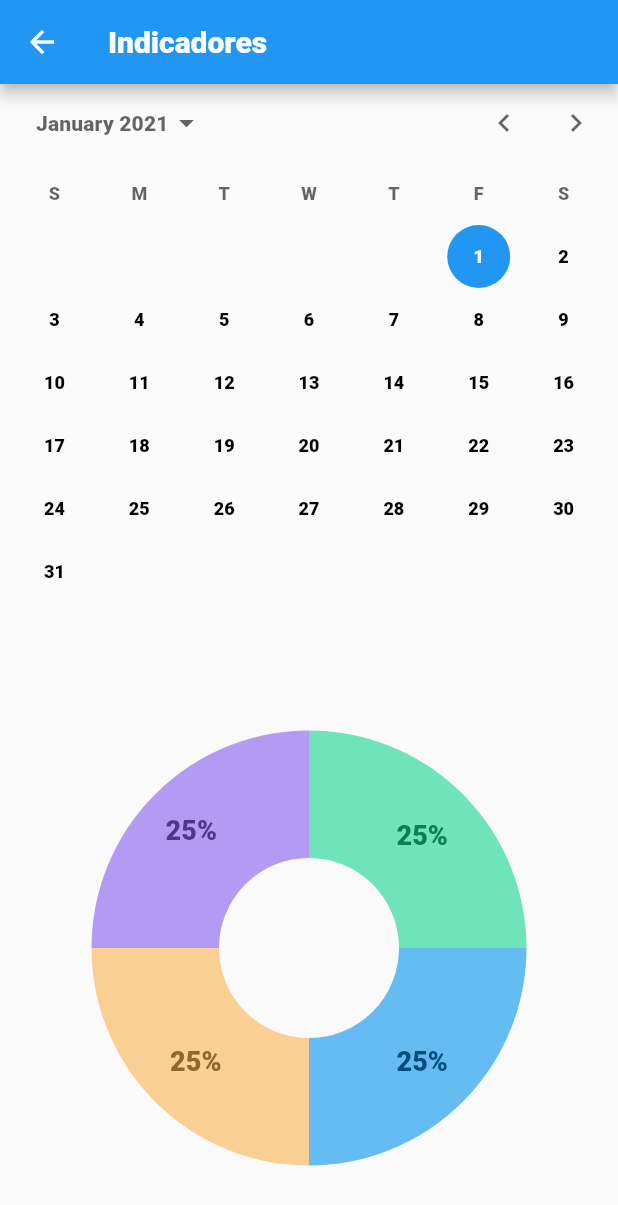
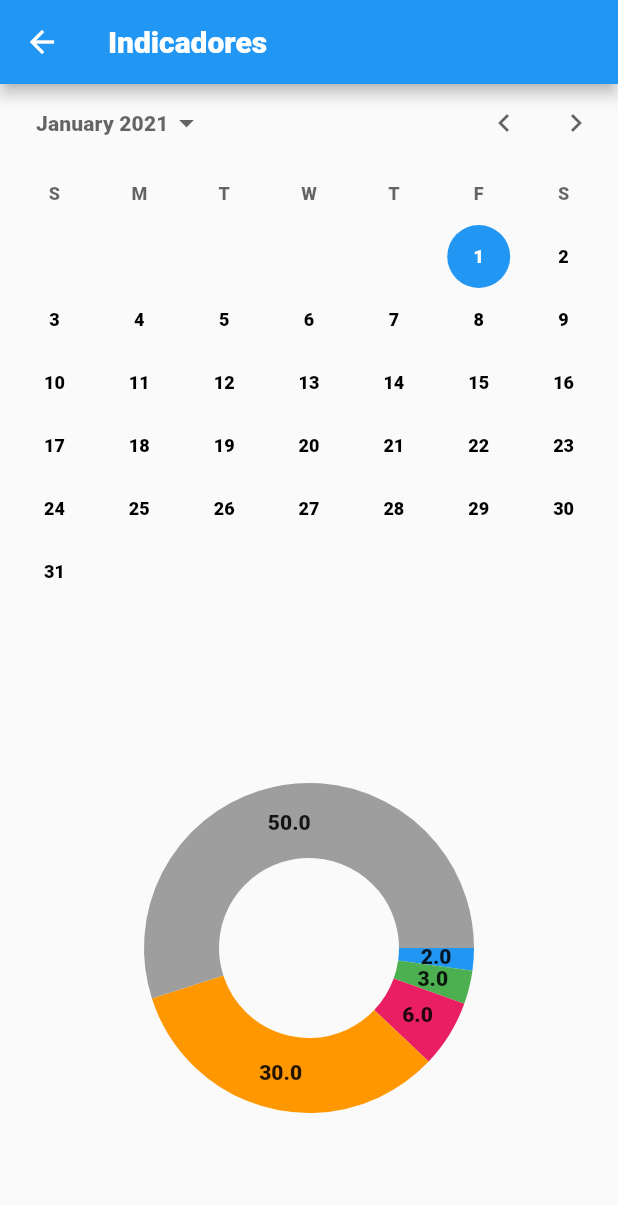
Before and after one commit to lucasChicoski/routesAndChartFlutter, a Flutter app: the Indicators screen opened by its route, on a phone screen of 412 x 824 dp. Shown: the top 1205 px of the screen. Run offline on Flutter 3.47's test engine with Material 2 defaults, Android fonts, the phone set to English and light mode, and no system bars; drawn by our look-alikes of fl_chart; our stand-ins replace auto_size_text.

Commit message:
deixando o gráfico mais dinamico

```diff
--- a/lib/widgets/pie_chart.dart
+++ b/lib/widgets/pie_chart.dart
@@ -41,83 +41,52 @@ class PieChartWidgetState extends State<PieChartWidget> {
 }
 
 //Lista de sessão
+
+//Deixando o grafico dinamico...
+
+/**
+ * Para deixar o gráfico mais dinanmico basta ler
+ * uma lista de informações, no caso do exemplo abaixo eu criei uma lista
+ * com 5 posições.
+ * e uma lista de cores referente a cada cor de cada porcentagem.
+ * Ao gerar nossa Lista, passamos como parametro o tamanho dinamico de nossa lista
+ * e uma variavel index (i) que será renderizado cada sessão do noss gráfico.
+ * Pronto , agora criamos duas variaveis para receber o valor de cada index da lista
+ * e em "value", na configuração do gráfico, passamos essa variável e temos nossas
+ * sessões prontas para uso. A mesma coisa funciona com as cores.
+ */
 List<PieChartSectionData> showingSections() {
+  List<double> myNumbers = [2, 3, 6, 30, 50]; // Lista de numeros para o gráfico
+  //Lista de cores para cada sessão do gráfico
+  List<Color> myColorsList = [
+    Colors.blue,
+    Colors.green,
+    Colors.pink,
+    Colors.orange,
+    Colors.grey
+  ];
+  double porcentagem = 0; //variável que receberá cada numero da lista
+  Color myColors = Colors.white; //variável que recebera cada cor da lista
   return List.generate(
-    4, //quantidade de sessões (tamanho da sua lista)
+    myNumbers.length, //quantidade de sessões (tamanho da sua lista)
     (i) {
       // index da sua lista
 
+      porcentagem = myNumbers[i]; //variável recebendo cada numero
+      myColors = myColorsList[i];//variável recebendo cada cor
       final isTouched = i == touchedIndex; // verifica qual index foi clicado
+
       final opacity = isTouched ? 1.0 : 0.6;
       const color0 = Color(0xff0293ee);
       const color1 = Color(0xfff8b250);
       const color2 = Color(0xff845bef);
       const color3 = Color(0xff13d38e);
 
-      switch (i) {
-        case 0:
-          return PieChartSectionData(
-            color: color0.withOpacity(opacity),
-            value: 25,
-            title: '25%',
-            radius: isTouched ? 90 : radius,
-            titleStyle: const TextStyle(
-                fontSize: 18,
-                fontWeight: FontWeight.bold,
-                color: Color(0xff044d7c)),
-            titlePositionPercentageOffset: 0.55,
-            borderSide: isTouched
-                ? BorderSide(color: color0, width: 6)
-                : BorderSide(color: color0.withOpacity(0)),
-          );
-        case 1:
-          return PieChartSectionData(
-            color: color1.withOpacity(opacity),
-            value: 25,
-            title: '25%',
-            radius: isTouched ? 90 : radius,
-            titleStyle: const TextStyle(
-                fontSize: 18,
-                fontWeight: FontWeight.bold,
-                color: Color(0xff90672d)),
-            titlePositionPercentageOffset: 0.55,
-            borderSide: isTouched
-                ? BorderSide(color: color1, width: 6)
-                : BorderSide(color: color2.withOpacity(0)),
-          );
-        case 2:
-          return PieChartSectionData(
-            color: color2.withOpacity(opacity),
-            value: 25,
-            title: '25%',
-            radius: isTouched ? 90 : radius,
-            titleStyle: const TextStyle(
-                fontSize: 18,
-                fontWeight: FontWeight.bold,
-                color: Color(0xff4c3788)),
-            titlePositionPercentageOffset: 0.6,
-            borderSide: isTouched
-                ? BorderSide(color: color2, width: 6)
-                : BorderSide(color: color2.withOpacity(0)),
-          );
-        case 3:
-          return PieChartSectionData(
-            color: color3.withOpacity(opacity),
-            value: 25,
-            title: '25%',
-            radius: isTouched ? 90 : radius,
-            titleStyle: const TextStyle(
-                fontSize: 18,
-                fontWeight: FontWeight.bold,
-                color: Color(0xff0c7f55)),
-            titlePositionPercentageOffset: 0.55,
-            borderSide: isTouched
-                ? BorderSide(color: color3, width: 6)
-                : BorderSide(color: color2.withOpacity(0)),
-          );
-        default: // caso não tenha nada
-          throw Error();
-      }
+      return PieChartSectionData(
+        value: porcentagem,
+        color: myColors,
+        radius: isTouched ? 60 : 50
+      );
     },
   );
 }
```
